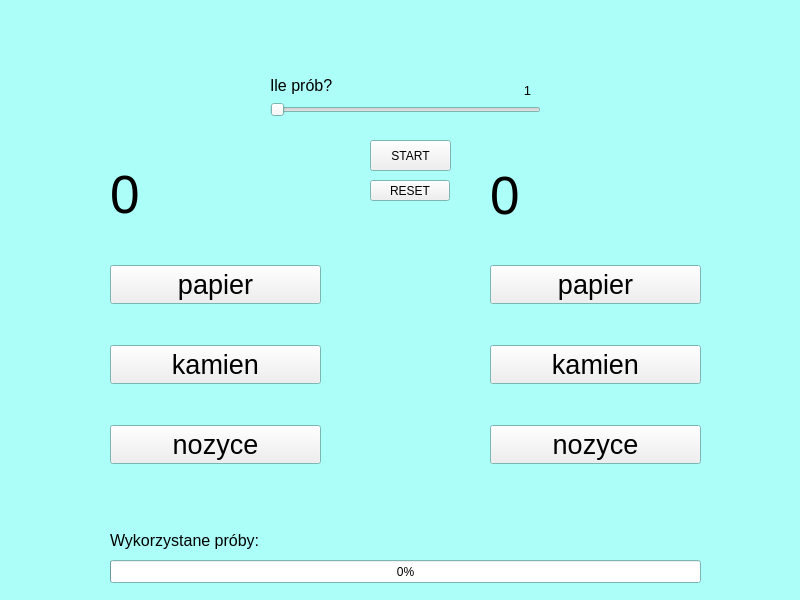
This is QT/qt-16.11.2021/pkn/mainwindow.ui in johnny43death/3e_programy as Qt 5 draws it before an edit. The edited form follows.
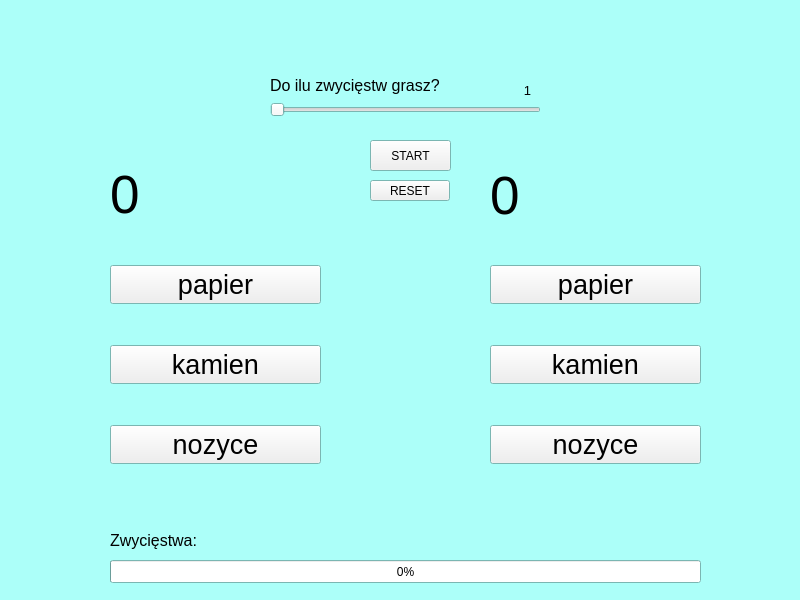
This is the edited form.

```diff
--- a/QT/qt-16.11.2021/pkn/mainwindow.ui
+++ b/QT/qt-16.11.2021/pkn/mainwindow.ui
@@ -402,7 +402,7 @@
      <rect>
       <x>270</x>
       <y>70</y>
-      <width>71</width>
+      <width>191</width>
       <height>31</height>
      </rect>
     </property>
@@ -412,7 +412,7 @@
      </font>
     </property>
     <property name="text">
-     <string>Ile prób? </string>
+     <string>Do ilu zwycięstw grasz? </string>
     </property>
    </widget>
    <widget class="QLabel" name="label_5">
@@ -430,7 +430,7 @@
      </font>
     </property>
     <property name="text">
-     <string>Wykorzystane próby: </string>
+     <string>Zwycięstwa: </string>
     </property>
    </widget>
    <widget class="QProgressBar" name="progressBar">
```
